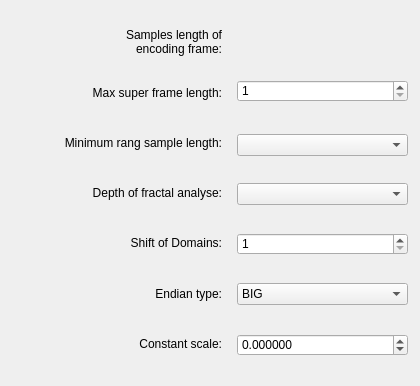
Old version of the form ROADUtilities/ROADConverter/EncodingOptionsWidgetFactory/encodingoptionsfirstversionwidget.ui in the repository Xirexel/ROAD.
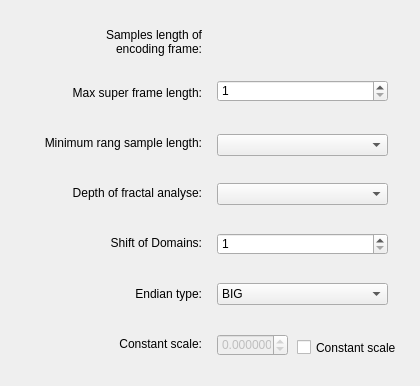
New version of the form.

Commit message: Update Encoding Options class.

```diff
--- a/ROADUtilities/ROADConverter/EncodingOptionsWidgetFactory/encodingoptionsfirstversionwidget.ui
+++ b/ROADUtilities/ROADConverter/EncodingOptionsWidgetFactory/encodingoptionsfirstversionwidget.ui
@@ -24,7 +24,7 @@
     <widget class="QWidget" name="widget" native="true">
      <property name="minimumSize">
       <size>
-       <width>220</width>
+       <width>200</width>
        <height>0</height>
       </size>
      </property>
@@ -203,11 +203,14 @@
       </item>
      </widget>
      <widget class="QDoubleSpinBox" name="m_ConstantScaleDoubleSpinBox">
+      <property name="enabled">
+       <bool>false</bool>
+      </property>
       <property name="geometry">
        <rect>
         <x>0</x>
         <y>323</y>
-        <width>171</width>
+        <width>71</width>
         <height>22</height>
        </rect>
       </property>
@@ -227,6 +230,19 @@
        <double>0.000000000000000</double>
       </property>
      </widget>
+     <widget class="QCheckBox" name="m_ConstantScaleEnableCheckBox">
+      <property name="geometry">
+       <rect>
+        <x>80</x>
+        <y>326</y>
+        <width>111</width>
+        <height>21</height>
+       </rect>
+      </property>
+      <property name="text">
+       <string>Constant scale</string>
+      </property>
+     </widget>
     </widget>
    </item>
   </layout>
```
Left out of the diff: 19 changed lines with no effect on the pictures. The commit also changes 2 other files.
